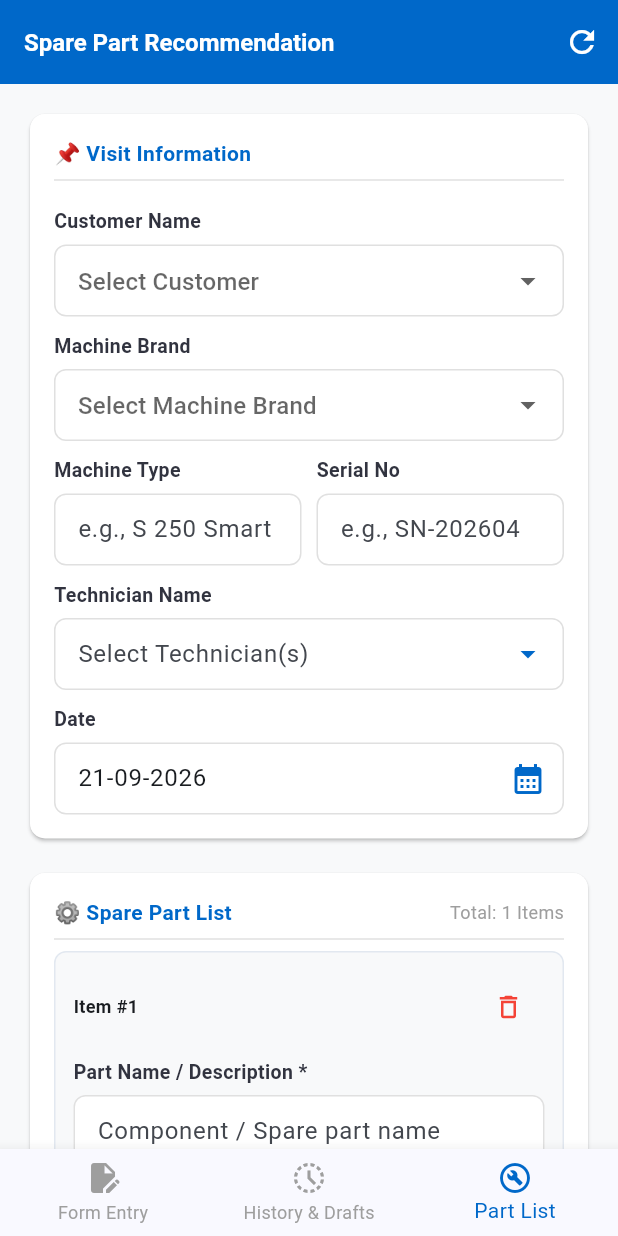
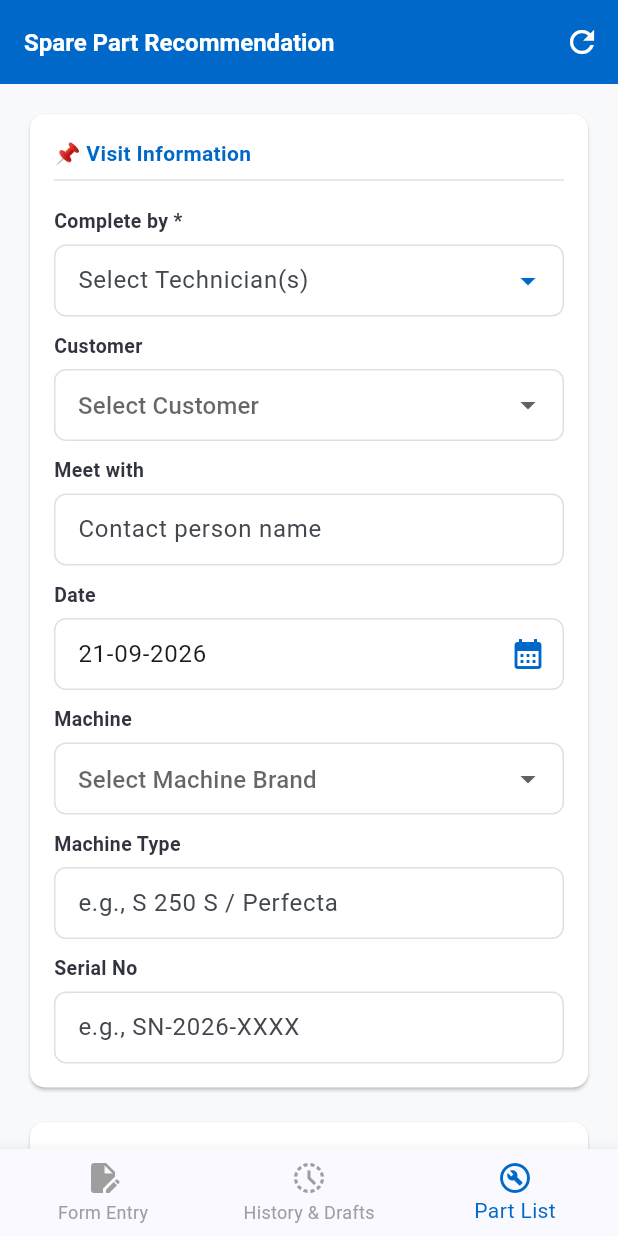
Before and after one commit to why31why31/servicereport-ios, a Flutter app: the screen it shows after launch, item 3 of the bottom bar chosen, on a phone screen of 412 x 824 dp. Run offline on Flutter 3.47's test engine with Material 3 defaults, Android fonts, the phone set to English and light mode, and no system bars; our stand-ins replace image_picker, isar, open_file, pdf, printing, share_plus and 1 more; accounts and stored records are empty; generated files the repository leaves out were written again.

Commit message:
penyesuaian tampilan

```diff
--- a/lib/spare_part_page.dart
+++ b/lib/spare_part_page.dart
@@ -1,5 +1,6 @@
 import 'dart:io';
 import 'package:flutter/material.dart';
+import 'package:flutter/services.dart';
 import 'package:image_picker/image_picker.dart';
 import 'package:isar/isar.dart';
 import 'package:path_provider/path_provider.dart';
@@ -8,9 +9,6 @@ import 'package:pdf/widgets.dart' as pw;
 import 'package:printing/printing.dart';
 import 'package:share_plus/share_plus.dart';
 import 'spare_part_draft.dart';
-import 'package:flutter/services.dart'; // Tambahkan baris ini
-import 'package:flutter/material.dart';
-// ... import lainnya tetap sama
 
 class SparePartItemModel {
   final TextEditingController partNameController = TextEditingController();
@@ -47,9 +45,10 @@ class SparePartRecommendationPage extends StatefulWidget {
 
 class _SparePartRecommendationPageState extends State<SparePartRecommendationPage> {
   final _customerController = TextEditingController();
+  final _meetWithController = TextEditingController();
   final _machineController = TextEditingController();
-  final _machineTypeController = TextEditingController(); // Controller Type Mesin
-  final _serialNoController = TextEditingController();    // Controller Serial No
+  final _machineTypeController = TextEditingController();
+  final _serialNoController = TextEditingController();
   final _technicianController = TextEditingController();
   final _dateController = TextEditingController();
   final _notesController = TextEditingController();
@@ -325,6 +324,7 @@ class _SparePartRecommendationPageState extends State<SparePartRecommendationPag
   @override
   void dispose() {
     _customerController.dispose();
+    _meetWithController.dispose();
     _machineController.dispose();
     _machineTypeController.dispose();
     _serialNoController.dispose();
@@ -406,6 +406,7 @@ class _SparePartRecommendationPageState extends State<SparePartRecommendationPag
     setState(() {
       _currentDraftId = null;
       _customerController.clear();
+      _meetWithController.clear();
       _machineController.clear();
       _machineTypeController.clear();
       _serialNoController.clear();
@@ -505,7 +506,6 @@ class _SparePartRecommendationPageState extends State<SparePartRecommendationPag
       ),
     );
 
-    // Load Logo PDF
     pw.MemoryImage? pdfLogo;
     try {
       final bytecode = await rootBundle.load('assets/logo_finpac.png');
@@ -515,7 +515,6 @@ class _SparePartRecommendationPageState extends State<SparePartRecommendationPag
       pdfLogo = null;
     }
 
-    // Load Image Parts
     List<pw.MemoryImage?> itemImages = [];
     for (var item in _partItems) {
       if (item.imageFile != null) {
@@ -560,7 +559,6 @@ class _SparePartRecommendationPageState extends State<SparePartRecommendationPag
         },
         build: (pw.Context context) {
           return [
-            // Title Header Identik Main.dart
             pw.Container(
               width: double.infinity,
               decoration: const pw.BoxDecoration(color: PdfColor.fromInt(0xFF2B82C9)),
@@ -571,56 +569,69 @@ class _SparePartRecommendationPageState extends State<SparePartRecommendationPag
 
             pw.SizedBox(height: 8),
 
-            // Tabel Informasi Identik Main.dart
             pw.Table(
               columnWidths: {
-                0: const pw.FixedColumnWidth(65),
+                0: const pw.FixedColumnWidth(70),
                 1: const pw.FlexColumnWidth(1.2),
                 2: const pw.FixedColumnWidth(10),
-                3: const pw.FixedColumnWidth(60),
+                3: const pw.FixedColumnWidth(80),
                 4: const pw.FlexColumnWidth(1.0)
               },
               border: null,
               defaultVerticalAlignment: pw.TableCellVerticalAlignment.bottom,
               children: [
                 pw.TableRow(children: [
-                  pw.Container(color: const PdfColor.fromInt(0xFFF0F4F8), padding: const pw.EdgeInsets.only(top: 3, bottom: 3, left: 4, right: 4), child: pw.Text("Technician:", style: pw.TextStyle(fontSize: 9.5, fontWeight: pw.FontWeight.bold))),
-                  pw.Container(decoration: const pw.BoxDecoration(color: PdfColor.fromInt(0xFFF0F4F8), border: pw.Border(bottom: pw.BorderSide(color: PdfColors.black, width: 0.4))), padding: const pw.EdgeInsets.only(top: 3, bottom: 3, left: 4, right: 4), child: pw.Text(_technicianController.text, style: pw.TextStyle(fontSize: 9.5))),
+                  pw.Container(color: const PdfColor.fromInt(0xFFF0F4F8), padding: const pw.EdgeInsets.symmetric(vertical: 3, horizontal: 4), child: pw.Text("Technician:", style: pw.TextStyle(fontSize: 9.5, fontWeight: pw.FontWeight.bold))),
+                  pw.Container(decoration: const pw.BoxDecoration(color: PdfColor.fromInt(0xFFF0F4F8), border: pw.Border(bottom: pw.BorderSide(color: PdfColors.black, width: 0.4))), padding: const pw.EdgeInsets.symmetric(vertical: 3, horizontal: 4), child: pw.Text(_technicianController.text, style: pw.TextStyle(fontSize: 9.5))),
                   pw.SizedBox(width: 10),
-                  pw.Container(color: const PdfColor.fromInt(0xFFF0F4F8), padding: const pw.EdgeInsets.only(top: 3, bottom: 3, left: 4, right: 4), child: pw.Text("Date:", style: pw.TextStyle(fontSize: 9.5, fontWeight: pw.FontWeight.bold))),
-                  pw.Container(decoration: const pw.BoxDecoration(color: PdfColor.fromInt(0xFFF0F4F8), border: pw.Border(bottom: pw.BorderSide(color: PdfColors.black, width: 0.4))), padding: const pw.EdgeInsets.only(top: 3, bottom: 3, left: 4, right: 4), child: pw.Text(_dateController.text, style: pw.TextStyle(fontSize: 9.5))),
+                  pw.Container(color: const PdfColor.fromInt(0xFFF0F4F8), padding: const pw.EdgeInsets.symmetric(vertical: 3, horizontal: 4), child: pw.Text("Date:", style: pw.TextStyle(fontSize: 9.5, fontWeight: pw.FontWeight.bold))),
+                  pw.Container(decoration: const pw.BoxDecoration(color: PdfColor.fromInt(0xFFF0F4F8), border: pw.Border(bottom: pw.BorderSide(color: PdfColors.black, width: 0.4))), padding: const pw.EdgeInsets.symmetric(vertical: 3, horizontal: 4), child: pw.Text(_dateController.text, style: pw.TextStyle(fontSize: 9.5))),
                 ]),
                 pw.TableRow(children: [
                   pw.SizedBox(height: 8), pw.SizedBox(height: 8), pw.SizedBox(height: 8), pw.SizedBox(height: 8), pw.SizedBox(height: 8),
                 ]),
+
                 pw.TableRow(children: [
-                  pw.Container(color: const PdfColor.fromInt(0xFFF0F4F8), padding: const pw.EdgeInsets.only(top: 3, bottom: 3, left: 4, right: 4), child: pw.Text("Customer:", style: pw.TextStyle(fontSize: 9.5, fontWeight: pw.FontWeight.bold))),
-                  pw.Container(decoration: const pw.BoxDecoration(color: PdfColor.fromInt(0xFFF0F4F8), border: pw.Border(bottom: pw.BorderSide(color: PdfColors.black, width: 0.4))), padding: const pw.EdgeInsets.only(top: 3, bottom: 3, left: 4, right: 4), child: pw.Text(_customerController.text, style: pw.TextStyle(fontSize: 9.5))),
+                  pw.Container(color: const PdfColor.fromInt(0xFFF0F4F8), padding: const pw.EdgeInsets.symmetric(vertical: 3, horizontal: 4), child: pw.Text("Customer:", style: pw.TextStyle(fontSize: 9.5, fontWeight: pw.FontWeight.bold))),
+                  pw.Container(decoration: const pw.BoxDecoration(color: PdfColor.fromInt(0xFFF0F4F8), border: pw.Border(bottom: pw.BorderSide(color: PdfColors.black, width: 0.4))), padding: const pw.EdgeInsets.symmetric(vertical: 3, horizontal: 4), child: pw.Text(_customerController.text, style: pw.TextStyle(fontSize: 9.5))),
                   pw.SizedBox(width: 10),
-                  pw.Container(color: const PdfColor.fromInt(0xFFF0F4F8), padding: const pw.EdgeInsets.only(top: 3, bottom: 3, left: 4, right: 4), child: pw.Text("Machine:", style: pw.TextStyle(fontSize: 9.5, fontWeight: pw.FontWeight.bold))),
-                  pw.Container(decoration: const pw.BoxDecoration(color: PdfColor.fromInt(0xFFF0F4F8), border: pw.Border(bottom: pw.BorderSide(color: PdfColors.black, width: 0.4))), padding: const pw.EdgeInsets.only(top: 3, bottom: 3, left: 4, right: 4), child: pw.Text(_machineController.text, style: pw.TextStyle(fontSize: 9.5))),
-                ]),
-                pw.TableRow(children: [
-                  pw.SizedBox(height: 8), pw.SizedBox(height: 8), pw.SizedBox(height: 8), pw.SizedBox(height: 8), pw.SizedBox(height: 8),
-                ]),
-                pw.TableRow(children: [
-                  pw.Container(color: const PdfColor.fromInt(0xFFF0F4F8), padding: const pw.EdgeInsets.only(top: 3, bottom: 3, left: 4, right: 4), child: pw.Text("Type:", style: pw.TextStyle(fontSize: 9.5, fontWeight: pw.FontWeight.bold))),
-                  pw.Container(decoration: const pw.BoxDecoration(color: PdfColor.fromInt(0xFFF0F4F8), border: pw.Border(bottom: pw.BorderSide(color: PdfColors.black, width: 0.4))), padding: const pw.EdgeInsets.only(top: 3, bottom: 3, left: 4, right: 4), child: pw.Text(_machineTypeController.text, style: pw.TextStyle(fontSize: 9.5))),
-                  pw.SizedBox(width: 10),
-                  pw.Container(color: const PdfColor.fromInt(0xFFF0F4F8), padding: const pw.EdgeInsets.only(top: 3, bottom: 3, left: 4, right: 4), child: pw.Text("S/N:", style: pw.TextStyle(fontSize: 9.5, fontWeight: pw.FontWeight.bold))),
-                  pw.Container(decoration: const pw.BoxDecoration(color: PdfColor.fromInt(0xFFF0F4F8), border: pw.Border(bottom: pw.BorderSide(color: PdfColors.black, width: 0.4))), padding: const pw.EdgeInsets.only(top: 3, bottom: 3, left: 4, right: 4), child: pw.Text(_serialNoController.text, style: pw.TextStyle(fontSize: 9.5))),
+                  pw.Container(color: const PdfColor.fromInt(0xFFF0F4F8), padding: const pw.EdgeInsets.symmetric(vertical: 3, horizontal: 4), child: pw.Text("Requested by:", style: pw.TextStyle(fontSize: 9.5, fontWeight: pw.FontWeight.bold))),
+                  pw.Container(decoration: const pw.BoxDecoration(color: PdfColor.fromInt(0xFFF0F4F8), border: pw.Border(bottom: pw.BorderSide(color: PdfColors.black, width: 0.4))), padding: const pw.EdgeInsets.symmetric(vertical: 3, horizontal: 4), child: pw.Text(_meetWithController.text, style: pw.TextStyle(fontSize: 9.5))),
                 ]),
               ],
             ),
+            pw.SizedBox(height: 8),
 
+            pw.Row(
+              crossAxisAlignment: pw.CrossAxisAlignment.center,
+              children: [
+                pw.Container(color: const PdfColor.fromInt(0xFFF0F4F8), padding: const pw.EdgeInsets.symmetric(vertical: 3, horizontal: 4), child: pw.Text("Machine:", style: pw.TextStyle(fontSize: 9.5, fontWeight: pw.FontWeight.bold))),
+                pw.Expanded(
+                  flex: 2,
+                  child: pw.Container(decoration: const pw.BoxDecoration(color: PdfColor.fromInt(0xFFF0F4F8), border: pw.Border(bottom: pw.BorderSide(color: PdfColors.black, width: 0.4))), padding: const pw.EdgeInsets.symmetric(vertical: 3, horizontal: 4), child: pw.Text(_machineController.text, style: pw.TextStyle(fontSize: 9.5))),
+                ),
+                pw.SizedBox(width: 10),
+
+                pw.Container(color: const PdfColor.fromInt(0xFFF0F4F8), padding: const pw.EdgeInsets.symmetric(vertical: 3, horizontal: 4), child: pw.Text("Type:", style: pw.TextStyle(fontSize: 9.5, fontWeight: pw.FontWeight.bold))),
+                pw.Expanded(
+                  flex: 2,
+                  child: pw.Container(decoration: const pw.BoxDecoration(color: PdfColor.fromInt(0xFFF0F4F8), border: pw.Border(bottom: pw.BorderSide(color: PdfColors.black, width: 0.4))), padding: const pw.EdgeInsets.symmetric(vertical: 3, horizontal: 4), child: pw.Text(_machineTypeController.text, style: pw.TextStyle(fontSize: 9.5))),
+                ),
+                pw.SizedBox(width: 10),
+
+                pw.Container(color: const PdfColor.fromInt(0xFFF0F4F8), padding: const pw.EdgeInsets.symmetric(vertical: 3, horizontal: 4), child: pw.Text("S/N:", style: pw.TextStyle(fontSize: 9.5, fontWeight: pw.FontWeight.bold))),
+                pw.Expanded(
+                  flex: 2,
+                  child: pw.Container(decoration: const pw.BoxDecoration(color: PdfColor.fromInt(0xFFF0F4F8), border: pw.Border(bottom: pw.BorderSide(color: PdfColors.black, width: 0.4))), padding: const pw.EdgeInsets.symmetric(vertical: 3, horizontal: 4), child: pw.Text(_serialNoController.text, style: pw.TextStyle(fontSize: 9.5))),
+                ),
+              ],
+            ),
             pw.SizedBox(height: 18),
 
-            // Pembatas List Sparepart
             pw.Text("RECOMMENDED SPARE PARTS", style: pw.TextStyle(fontWeight: pw.FontWeight.bold, fontSize: 10, color: PdfColors.black)),
             pw.Container(margin: const pw.EdgeInsets.only(top: 2, bottom: 6), height: 0.8, color: PdfColors.black),
             pw.SizedBox(height: 6),
 
-            // Loop Item
             pw.Column(
               children: List.generate(_partItems.length, (index) {
                 final item = _partItems[index];
@@ -799,31 +810,9 @@ class _SparePartRecommendationPageState extends State<SparePartRecommendationPag
         child: Column(
           crossAxisAlignment: CrossAxisAlignment.start,
           children: [
-            if (_currentDraftId != null)
-              Container(
-                margin: const EdgeInsets.only(bottom: 12),
-                padding: const EdgeInsets.symmetric(horizontal: 12, vertical: 8),
-                decoration: BoxDecoration(
-                  color: Colors.amber.shade100,
-                  borderRadius: BorderRadius.circular(8),
-                  border: Border.all(color: Colors.amber.shade700),
-                ),
-                child: Row(
-                  children: [
-                    Icon(Icons.edit_note, color: Colors.amber.shade900),
-                    const SizedBox(width: 8),
-                    Expanded(
-                      child: Text('Editing Part List Draft #$_currentDraftId', style: TextStyle(color: Colors.amber.shade900, fontWeight: FontWeight.bold, fontSize: 12)),
-                    ),
-                    TextButton(
-                      onPressed: _resetForm,
-                      child: const Text('CANCEL EDIT', style: TextStyle(color: Colors.red, fontSize: 12, fontWeight: FontWeight.bold)),
-                    )
-                  ],
-                ),
-              ),
-
-            // VISIT INFORMATION
+            // ==========================================
+            // KARTU 1: VISIT INFORMATION (IDENTIK SERVICE REPORT)
+            // ==========================================
             Card(
               color: Colors.white,
               elevation: 1,
@@ -836,121 +825,8 @@ class _SparePartRecommendationPageState extends State<SparePartRecommendationPag
                     const Text("📌 Visit Information", style: TextStyle(fontSize: 14, fontWeight: FontWeight.bold, color: Color(0xFF0068C9))),
                     const Divider(color: Color(0xFFE0E0E0)),
 
-                    // CUSTOMER DROPDOWN
-                    _buildLabel("Customer Name"),
-                    DropdownButtonFormField<String>(
-                      isExpanded: true,
-                      value: _selectedCustomer,
-                      decoration: const InputDecoration(
-                        hintText: "Select Customer",
-                        contentPadding: EdgeInsets.symmetric(horizontal: 12, vertical: 12),
-                      ),
-                      items: _customerList.map((String value) {
-                        return DropdownMenuItem<String>(
-                          value: value,
-                          child: Text(value, style: const TextStyle(fontSize: 13)),
-                        );
-                      }).toList(),
-                      onChanged: (newValue) {
-                        setState(() {
-                          _selectedCustomer = newValue;
-                          if (newValue == 'Other (Type manually)') {
-                            _isCustomCustomer = true;
-                            _customerController.clear();
-                          } else {
-                            _isCustomCustomer = false;
-                            _customerController.text = newValue ?? '';
-                          }
-                        });
-                      },
-                    ),
-                    if (_isCustomCustomer) ...[
-                      const SizedBox(height: 8),
-                      TextFormField(
-                        controller: _customerController,
-                        decoration: const InputDecoration(
-                          hintText: "Enter customer name manually",
-                          prefixIcon: Icon(Icons.edit, size: 18),
-                        ),
-                      ),
-                    ],
-
-                    // MACHINE BRAND DROPDOWN
-                    _buildLabel("Machine Brand"),
-                    DropdownButtonFormField<String>(
-                      isExpanded: true,
-                      value: _selectedMachine,
-                      decoration: const InputDecoration(
-                        hintText: "Select Machine Brand",
-                        contentPadding: EdgeInsets.symmetric(horizontal: 12, vertical: 12),
-                      ),
-                      items: _machineList.map((String value) {
-                        return DropdownMenuItem<String>(
-                          value: value,
-                          child: Text(value, style: const TextStyle(fontSize: 13)),
-                        );
-                      }).toList(),
-                      onChanged: (newValue) {
-                        setState(() {
-                          _selectedMachine = newValue;
-                          if (newValue == 'Other (Type manually)') {
-                            _isCustomMachine = true;
-                            _machineController.clear();
-                          } else {
-                            _isCustomMachine = false;
-                            _machineController.text = newValue ?? '';
-                          }
-                        });
-                      },
-                    ),
-                    if (_isCustomMachine) ...[
-                      const SizedBox(height: 8),
-                      TextFormField(
-                        controller: _machineController,
-                        decoration: const InputDecoration(
-                          hintText: "Enter machine brand manually",
-                          prefixIcon: Icon(Icons.edit, size: 18),
-                        ),
-                      ),
-                    ],
-
-                    // MACHINE TYPE & SERIAL NO (INPUT FIELDS)
-                    Row(
-                      children: [
-                        Expanded(
-                          child: Column(
-                            crossAxisAlignment: CrossAxisAlignment.start,
-                            children: [
-                              _buildLabel("Machine Type"),
-                              TextFormField(
-                                controller: _machineTypeController,
-                                decoration: const InputDecoration(
-                                  hintText: "e.g., S 250 Smart",
-                                ),
-                              ),
-                            ],
-                          ),
-                        ),
-                        const SizedBox(width: 10),
-                        Expanded(
-                          child: Column(
-                            crossAxisAlignment: CrossAxisAlignment.start,
-                            children: [
-                              _buildLabel("Serial No"),
-                              TextFormField(
-                                controller: _serialNoController,
-                                decoration: const InputDecoration(
-                                  hintText: "e.g., SN-202604",
-                                ),
-                              ),
-                            ],
-                          ),
-                        ),
-                      ],
-                    ),
-
-                    // MULTI-SELECT TEKNISI
-                    _buildLabel("Technician Name"),
+                    // 1. Complete by *
+                    _buildLabel("Complete by *"),
                     TextFormField(
                       controller: _technicianController,
                       readOnly: true,
@@ -961,12 +837,102 @@ class _SparePartRecommendationPageState extends State<SparePartRecommendationPag
                       ),
                     ),
 
+                    // 2. Customer
+                    _buildLabel("Customer"),
+                    DropdownButtonFormField<String>(
+                      value: _customerList.contains(_selectedCustomer) ? _selectedCustomer : null,
+                      isExpanded: true,
+                      decoration: const InputDecoration(hintText: "Select Customer"),
+                      items: _customerList.map((cust) {
+                        return DropdownMenuItem<String>(
+                          value: cust,
+                          child: Text(cust, style: const TextStyle(fontSize: 13)),
+                        );
+                      }).toList(),
+                      onChanged: (val) {
+                        setState(() {
+                          _selectedCustomer = val;
+                          if (val == 'Other (Type manually)') {
+                            _isCustomCustomer = true;
+                            _customerController.clear();
+                          } else {
+                            _isCustomCustomer = false;
+                            _customerController.text = val ?? '';
+                          }
+                        });
+                      },
+                    ),
+                    if (_isCustomCustomer) ...[
+                      const SizedBox(height: 8),
+                      TextFormField(
+                        controller: _customerController,
+                        decoration: const InputDecoration(hintText: "Type customer name manually"),
+                      ),
+                    ],
+
+                    // 3. Meet with
+                    _buildLabel("Meet with"),
+                    TextFormField(
+                      controller: _meetWithController,
+                      decoration: const InputDecoration(hintText: "Contact person name"),
+                    ),
+
+                    // 4. Date
                     _buildLabel("Date"),
                     TextFormField(
                       controller: _dateController,
                       readOnly: true,
                       onTap: () => _selectDate(context),
-                      decoration: const InputDecoration(suffixIcon: Icon(Icons.calendar_month, color: Color(0xFF0068C9))),
+                      decoration: const InputDecoration(
+                        suffixIcon: Icon(Icons.calendar_month, color: Color(0xFF0068C9)),
+                      ),
+                    ),
+
+                    // 5. Machine
+                    _buildLabel("Machine"),
+                    DropdownButtonFormField<String>(
+                      value: _machineList.contains(_selectedMachine) ? _selectedMachine : null,
+                      isExpanded: true,
+                      decoration: const InputDecoration(hintText: "Select Machine Brand"),
+                      items: _machineList.map((m) {
+                        return DropdownMenuItem<String>(
+                          value: m,
+                          child: Text(m, style: const TextStyle(fontSize: 13)),
+                        );
+                      }).toList(),
+                      onChanged: (val) {
+                        setState(() {
+                          _selectedMachine = val;
+                          if (val == 'Other (Type manually)') {
+                            _isCustomMachine = true;
+                            _machineController.clear();
+                          } else {
+                            _isCustomMachine = false;
+                            _machineController.text = val ?? '';
+                          }
+                        });
+                      },
+                    ),
+                    if (_isCustomMachine) ...[
+                      const SizedBox(height: 8),
+                      TextFormField(
+                        controller: _machineController,
+                        decoration: const InputDecoration(hintText: "Type machine brand manually"),
+                      ),
+                    ],
+
+                    // 6. Machine Type
+                    _buildLabel("Machine Type"),
+                    TextFormField(
+                      controller: _machineTypeController,
+                      decoration: const InputDecoration(hintText: "e.g., S 250 S / Perfecta"),
+                    ),
+
+                    // 7. Serial No
+                    _buildLabel("Serial No"),
+                    TextFormField(
+                      controller: _serialNoController,
+                      decoration: const InputDecoration(hintText: "e.g., SN-2026-XXXX"),
                     ),
                   ],
                 ),
@@ -974,7 +940,9 @@ class _SparePartRecommendationPageState extends State<SparePartRecommendationPag
             ),
             const SizedBox(height: 15),
 
-            // SPARE PART LIST
+            // ==========================================
+            // KARTU 2: SPARE PART LIST
+            // ==========================================
             Card(
               color: Colors.white,
               elevation: 1,
@@ -1122,7 +1090,9 @@ class _SparePartRecommendationPageState extends State<SparePartRecommendationPag
             ),
             const SizedBox(height: 15),
 
-            // ADDITIONAL NOTES
+            // ==========================================
+            // KARTU 3: ADDITIONAL NOTES
+            // ==========================================
             Card(
               color: Colors.white,
               elevation: 1,
@@ -1146,7 +1116,9 @@ class _SparePartRecommendationPageState extends State<SparePartRecommendationPag
             ),
             const SizedBox(height: 20),
 
+            // ==========================================
             // ACTION BUTTONS
+            // ==========================================
             Row(
               children: [
                 Expanded(
```
